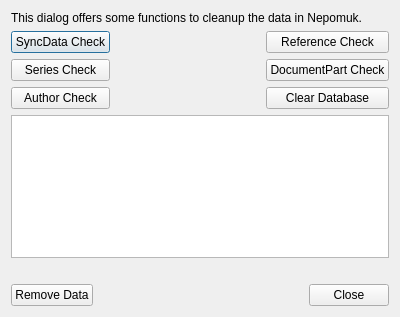
Qt form src/mainui/dialogs/dbcheckdialog.ui (KDE/conquirere) before a commit.
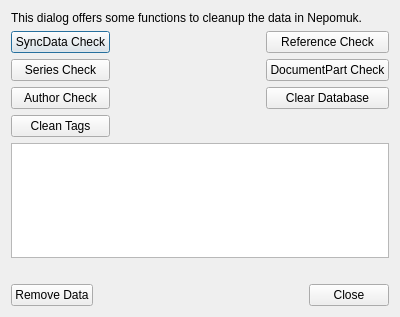
The same form after that commit. Custom widgets are drawn as their Qt base class.

```diff
--- a/src/mainui/dialogs/dbcheckdialog.ui
+++ b/src/mainui/dialogs/dbcheckdialog.ui
@@ -99,6 +99,13 @@
        </property>
       </widget>
      </item>
+     <item row="3" column="0">
+      <widget class="KPushButton" name="checkTags">
+       <property name="text">
+        <string>Clean Tags</string>
+       </property>
+      </widget>
+     </item>
     </layout>
    </item>
    <item>
```
